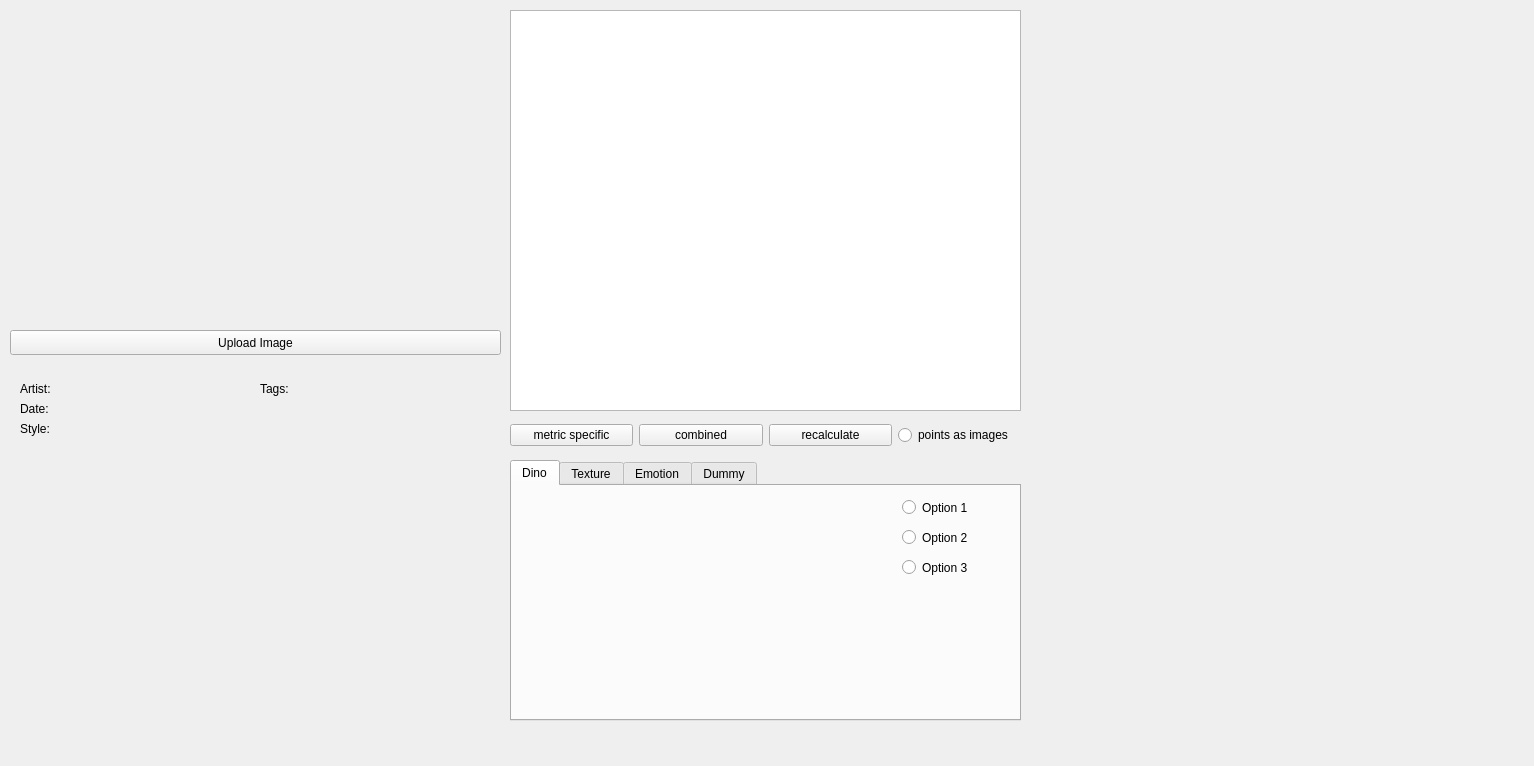
Qt form deepsim_analyzer/ds_dashboard/form.ui (jonathan-gerb/deepsim-analyzer) before a commit.
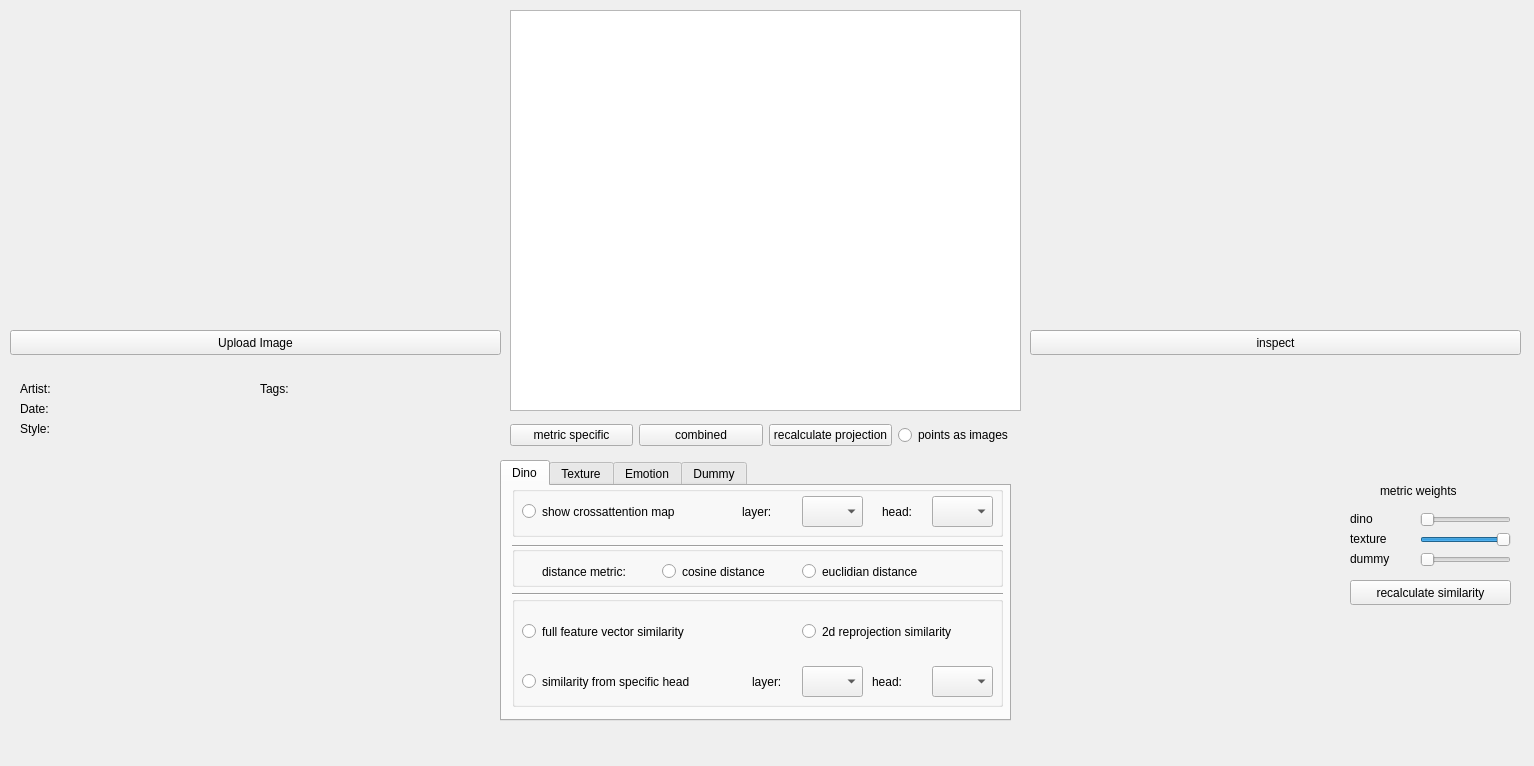
The same form after that commit. The open tabs and pages were chosen to show the change. Custom widgets are drawn as their Qt base class.

Commit message: many updates including - texture and dino similarity + options - changing scatterplots per tab - configurable weights for combined similarity - fixed scatterplot images - script to fix generated ui_form.py - various updates to dashboard

The edit to the form file:
```diff
--- a/deepsim_analyzer/ds_dashboard/form.ui
+++ b/deepsim_analyzer/ds_dashboard/form.ui
@@ -36,7 +36,7 @@
    <widget class="QTabWidget" name="box_metric_tabs">
     <property name="geometry">
      <rect>
-      <x>510</x>
+      <x>500</x>
       <y>460</y>
       <width>511</width>
       <height>261</height>
@@ -49,44 +49,256 @@
      <attribute name="title">
       <string>Dino</string>
      </attribute>
-     <widget class="QRadioButton" name="dino_opt1">
+     <widget class="Line" name="line_2">
       <property name="geometry">
        <rect>
-        <x>390</x>
-        <y>10</y>
-        <width>112</width>
-        <height>23</height>
+        <x>10</x>
+        <y>50</y>
+        <width>491</width>
+        <height>20</height>
        </rect>
       </property>
-      <property name="text">
-       <string>Option 1</string>
+      <property name="orientation">
+       <enum>Qt::Horizontal</enum>
       </property>
      </widget>
-     <widget class="QRadioButton" name="dino_opt2">
+     <widget class="Line" name="line_3">
       <property name="geometry">
        <rect>
-        <x>390</x>
-        <y>40</y>
-        <width>112</width>
-        <height>23</height>
+        <x>10</x>
+        <y>100</y>
+        <width>491</width>
+        <height>16</height>
        </rect>
       </property>
-      <property name="text">
-       <string>Option 2</string>
+      <property name="orientation">
+       <enum>Qt::Horizontal</enum>
       </property>
      </widget>
-     <widget class="QRadioButton" name="dino_opt3">
+     <widget class="QGroupBox" name="dino_opts1">
       <property name="geometry">
        <rect>
-        <x>390</x>
-        <y>70</y>
-        <width>112</width>
-        <height>23</height>
+        <x>10</x>
+        <y>0</y>
+        <width>491</width>
+        <height>51</height>
        </rect>
       </property>
-      <property name="text">
-       <string>Option 3</string>
+      <property name="title">
+       <string/>
       </property>
+      <widget class="QLabel" name="dinolabl2">
+       <property name="geometry">
+        <rect>
+         <x>370</x>
+         <y>10</y>
+         <width>41</width>
+         <height>31</height>
+        </rect>
+       </property>
+       <property name="text">
+        <string>head:</string>
+       </property>
+      </widget>
+      <widget class="QComboBox" name="dino_opt_layervis_cbox">
+       <property name="geometry">
+        <rect>
+         <x>290</x>
+         <y>10</y>
+         <width>61</width>
+         <height>31</height>
+        </rect>
+       </property>
+      </widget>
+      <widget class="QLabel" name="dinolabel">
+       <property name="geometry">
+        <rect>
+         <x>230</x>
+         <y>10</y>
+         <width>51</width>
+         <height>31</height>
+        </rect>
+       </property>
+       <property name="text">
+        <string>layer:</string>
+       </property>
+      </widget>
+      <widget class="QComboBox" name="dino_opt_headvis_cbox">
+       <property name="geometry">
+        <rect>
+         <x>420</x>
+         <y>10</y>
+         <width>61</width>
+         <height>31</height>
+        </rect>
+       </property>
+      </widget>
+      <widget class="QRadioButton" name="dino_opt_showcamap">
+       <property name="geometry">
+        <rect>
+         <x>10</x>
+         <y>10</y>
+         <width>211</width>
+         <height>31</height>
+        </rect>
+       </property>
+       <property name="text">
+        <string>show crossattention map</string>
+       </property>
+      </widget>
+     </widget>
+     <widget class="QGroupBox" name="dino_opts2">
+      <property name="geometry">
+       <rect>
+        <x>10</x>
+        <y>60</y>
+        <width>491</width>
+        <height>41</height>
+       </rect>
+      </property>
+      <property name="title">
+       <string/>
+      </property>
+      <widget class="QRadioButton" name="dino_opt_eucdist">
+       <property name="geometry">
+        <rect>
+         <x>290</x>
+         <y>10</y>
+         <width>161</width>
+         <height>31</height>
+        </rect>
+       </property>
+       <property name="text">
+        <string>euclidian distance</string>
+       </property>
+      </widget>
+      <widget class="QRadioButton" name="dino_opt_cosdist">
+       <property name="geometry">
+        <rect>
+         <x>150</x>
+         <y>10</y>
+         <width>131</width>
+         <height>31</height>
+        </rect>
+       </property>
+       <property name="text">
+        <string>cosine distance</string>
+       </property>
+      </widget>
+      <widget class="QLabel" name="label">
+       <property name="geometry">
+        <rect>
+         <x>30</x>
+         <y>10</y>
+         <width>111</width>
+         <height>31</height>
+        </rect>
+       </property>
+       <property name="text">
+        <string>distance metric:</string>
+       </property>
+       <property name="wordWrap">
+        <bool>false</bool>
+       </property>
+      </widget>
+     </widget>
+     <widget class="QGroupBox" name="dino_opts3">
+      <property name="geometry">
+       <rect>
+        <x>10</x>
+        <y>110</y>
+        <width>491</width>
+        <height>111</height>
+       </rect>
+      </property>
+      <property name="title">
+       <string/>
+      </property>
+      <widget class="QRadioButton" name="dino_opt_headsim">
+       <property name="geometry">
+        <rect>
+         <x>10</x>
+         <y>70</y>
+         <width>231</width>
+         <height>31</height>
+        </rect>
+       </property>
+       <property name="text">
+        <string>similarity from specific head</string>
+       </property>
+      </widget>
+      <widget class="QComboBox" name="dino_opt_headsim_cbox">
+       <property name="geometry">
+        <rect>
+         <x>290</x>
+         <y>70</y>
+         <width>61</width>
+         <height>31</height>
+        </rect>
+       </property>
+      </widget>
+      <widget class="QRadioButton" name="dino_opt_fullsim">
+       <property name="geometry">
+        <rect>
+         <x>10</x>
+         <y>20</y>
+         <width>251</width>
+         <height>31</height>
+        </rect>
+       </property>
+       <property name="text">
+        <string>full feature vector similarity</string>
+       </property>
+      </widget>
+      <widget class="QRadioButton" name="dino_opt_2dsim">
+       <property name="geometry">
+        <rect>
+         <x>290</x>
+         <y>20</y>
+         <width>200</width>
+         <height>31</height>
+        </rect>
+       </property>
+       <property name="text">
+        <string>2d reprojection similarity</string>
+       </property>
+      </widget>
+      <widget class="QLabel" name="dinolabl2_2">
+       <property name="geometry">
+        <rect>
+         <x>360</x>
+         <y>70</y>
+         <width>41</width>
+         <height>31</height>
+        </rect>
+       </property>
+       <property name="text">
+        <string>head:</string>
+       </property>
+      </widget>
+      <widget class="QComboBox" name="dino_opt_layersim_cbox">
+       <property name="geometry">
+        <rect>
+         <x>420</x>
+         <y>70</y>
+         <width>61</width>
+         <height>31</height>
+        </rect>
+       </property>
+      </widget>
+      <widget class="QLabel" name="dinolabel_2">
+       <property name="geometry">
+        <rect>
+         <x>240</x>
+         <y>70</y>
+         <width>51</width>
+         <height>31</height>
+        </rect>
+       </property>
+       <property name="text">
+        <string>layer:</string>
+       </property>
+      </widget>
      </widget>
     </widget>
     <widget class="QWidget" name="texture_tab">
@@ -124,6 +336,122 @@
       <height>261</height>
      </rect>
     </property>
+    <widget class="QSlider" name="combo_texture_slider">
+     <property name="geometry">
+      <rect>
+       <x>390</x>
+       <y>70</y>
+       <width>91</width>
+       <height>20</height>
+      </rect>
+     </property>
+     <property name="maximum">
+      <number>100</number>
+     </property>
+     <property name="sliderPosition">
+      <number>100</number>
+     </property>
+     <property name="orientation">
+      <enum>Qt::Horizontal</enum>
+     </property>
+    </widget>
+    <widget class="QSlider" name="combo_dummy_slider">
+     <property name="geometry">
+      <rect>
+       <x>390</x>
+       <y>90</y>
+       <width>91</width>
+       <height>20</height>
+      </rect>
+     </property>
+     <property name="maximum">
+      <number>100</number>
+     </property>
+     <property name="orientation">
+      <enum>Qt::Horizontal</enum>
+     </property>
+    </widget>
+    <widget class="QSlider" name="combo_dino_slider">
+     <property name="geometry">
+      <rect>
+       <x>390</x>
+       <y>50</y>
+       <width>91</width>
+       <height>20</height>
+      </rect>
+     </property>
+     <property name="maximum">
+      <number>100</number>
+     </property>
+     <property name="orientation">
+      <enum>Qt::Horizontal</enum>
+     </property>
+    </widget>
+    <widget class="QLabel" name="label_2">
+     <property name="geometry">
+      <rect>
+       <x>350</x>
+       <y>20</y>
+       <width>111</width>
+       <height>21</height>
+      </rect>
+     </property>
+     <property name="text">
+      <string>metric weights</string>
+     </property>
+    </widget>
+    <widget class="QLabel" name="label_3">
+     <property name="geometry">
+      <rect>
+       <x>320</x>
+       <y>50</y>
+       <width>67</width>
+       <height>17</height>
+      </rect>
+     </property>
+     <property name="text">
+      <string>dino</string>
+     </property>
+    </widget>
+    <widget class="QLabel" name="label_4">
+     <property name="geometry">
+      <rect>
+       <x>320</x>
+       <y>70</y>
+       <width>67</width>
+       <height>17</height>
+      </rect>
+     </property>
+     <property name="text">
+      <string>texture</string>
+     </property>
+    </widget>
+    <widget class="QLabel" name="label_5">
+     <property name="geometry">
+      <rect>
+       <x>320</x>
+       <y>90</y>
+       <width>67</width>
+       <height>17</height>
+      </rect>
+     </property>
+     <property name="text">
+      <string>dummy</string>
+     </property>
+    </widget>
+    <widget class="QPushButton" name="recalc_similarity">
+     <property name="geometry">
+      <rect>
+       <x>320</x>
+       <y>120</y>
+       <width>161</width>
+       <height>25</height>
+      </rect>
+     </property>
+     <property name="text">
+      <string>recalculate similarity</string>
+     </property>
+    </widget>
    </widget>
    <widget class="QWidget" name="box_metainfo" native="true">
     <property name="geometry">
@@ -240,7 +568,7 @@
      <item>
       <widget class="QPushButton" name="b_metric">
        <property name="text">
-        <string>recalculate</string>
+        <string>recalculate projection</string>
        </property>
       </widget>
      </item>
@@ -267,9 +595,9 @@
     <property name="geometry">
      <rect>
       <x>1030</x>
-      <y>330</y>
+      <y>360</y>
       <width>161</width>
-      <height>121</height>
+      <height>91</height>
      </rect>
     </property>
     <property name="text">
@@ -280,9 +608,9 @@
     <property name="geometry">
      <rect>
       <x>1190</x>
-      <y>330</y>
+      <y>360</y>
       <width>171</width>
-      <height>121</height>
+      <height>91</height>
      </rect>
     </property>
     <property name="text">
@@ -293,15 +621,31 @@
     <property name="geometry">
      <rect>
       <x>1360</x>
-      <y>330</y>
+      <y>360</y>
       <width>161</width>
-      <height>121</height>
+      <height>91</height>
      </rect>
     </property>
     <property name="text">
      <string/>
     </property>
    </widget>
+   <widget class="QPushButton" name="pushButton">
+    <property name="geometry">
+     <rect>
+      <x>1030</x>
+      <y>330</y>
+      <width>491</width>
+      <height>25</height>
+     </rect>
+    </property>
+    <property name="toolTip">
+     <string>Send the above image to the left for deeper analysis</string>
+    </property>
+    <property name="text">
+     <string>inspect</string>
+    </property>
+   </widget>
   </widget>
  </widget>
  <customwidgets>
```
Left out of the diff: 132 changed lines with no effect on the pictures. The commit also changes 19 other files.
